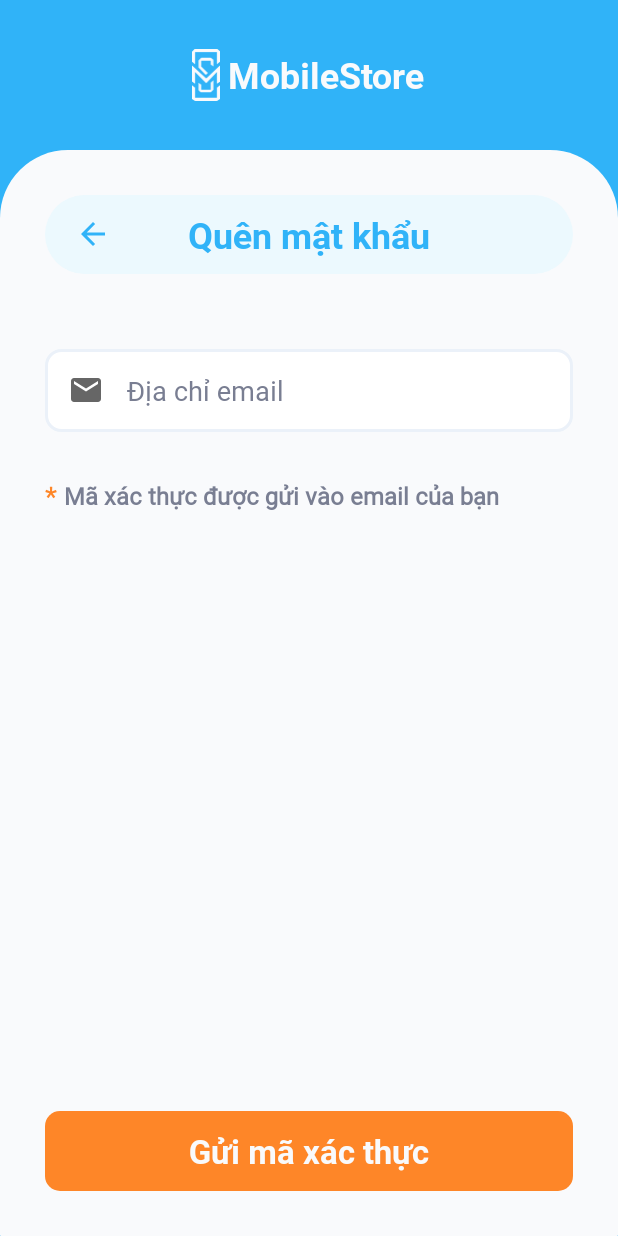
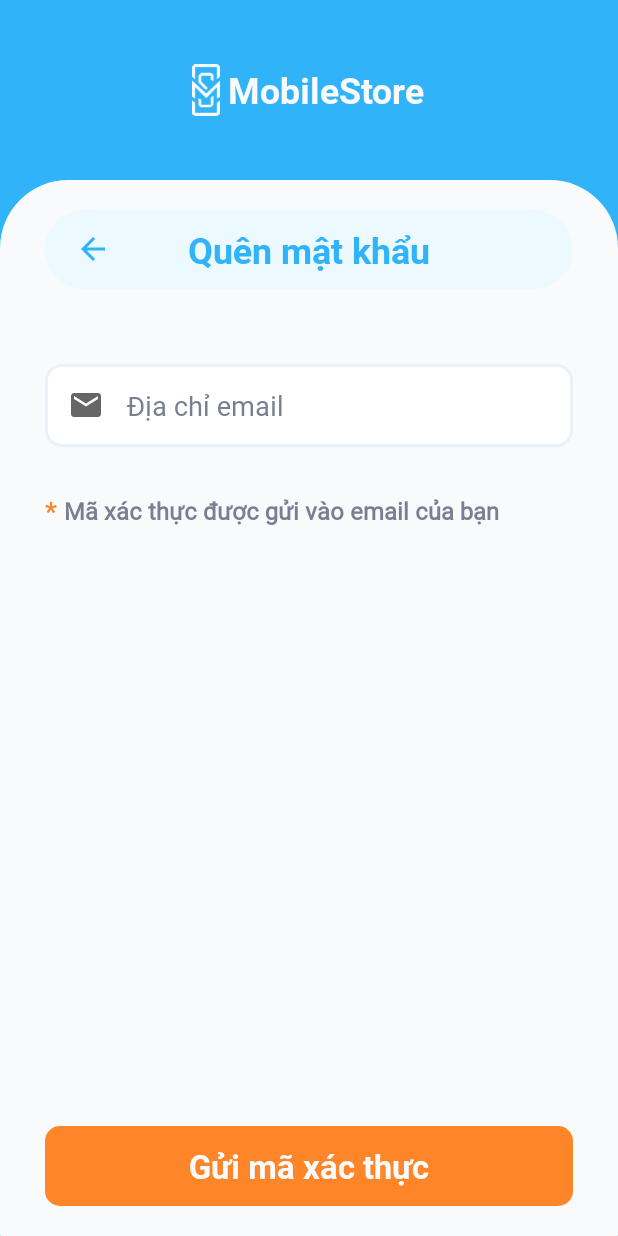
Before and after one commit to maiphuocloi01/Mobile_Store, an Android app: the screen it shows after launch (MainActivity), after a tap on "Quên mật khẩu", on a phone screen of 412 x 824 dp. Run offline under Robolectric (Android 15) with nearby library versions, the phone set to English and light mode, and no system bars.

Commit message:
fix layout

```diff
--- a/app/src/main/res/layout/fragment_cart.xml
+++ b/app/src/main/res/layout/fragment_cart.xml
@@ -6,6 +6,7 @@
     android:layout_height="match_parent">
 
     <LinearLayout
+        android:layout_marginHorizontal="5dp"
         android:layout_width="match_parent"
         android:layout_height="match_parent"
         android:orientation="vertical">
--- a/app/src/main/res/layout/fragment_fill_info.xml
+++ b/app/src/main/res/layout/fragment_fill_info.xml
@@ -151,7 +151,7 @@
                     android:layout_marginStart="30dp"
                     android:layout_marginTop="20dp"
                     android:fontFamily="@font/roboto_regular"
-                    android:text="Ngày sinh"
+                    android:text="Giới tính"
                     android:textColor="@color/black_700"
                     android:textSize="20sp" />
 
@@ -196,10 +196,11 @@
                 android:layout_marginBottom="30dp"
                 android:background="@drawable/bg_orange_corner_10"
                 android:fontFamily="@font/roboto_bold"
+                android:padding="12dp"
                 android:text="Xác nhận"
                 android:textAllCaps="false"
                 android:textColor="@color/background"
-                android:textSize="20sp"
+                android:textSize="22sp"
                 android:textStyle="bold" />
 
         </RelativeLayout>
--- a/app/src/main/res/layout/fragment_forgot_password.xml
+++ b/app/src/main/res/layout/fragment_forgot_password.xml
@@ -1,56 +1,47 @@
 <?xml version="1.0" encoding="utf-8"?>
-<LinearLayout xmlns:android="http://schemas.android.com/apk/res/android"
+<ScrollView xmlns:android="http://schemas.android.com/apk/res/android"
     xmlns:app="http://schemas.android.com/apk/res-auto"
-    xmlns:tools="http://schemas.android.com/tools"
     android:layout_width="match_parent"
     android:layout_height="match_parent"
     android:background="@color/blue_500"
+    android:fillViewport="true">
+
+    <LinearLayout
+        android:layout_width="match_parent"
+        android:layout_height="match_parent"
         android:orientation="vertical">
 
         <TableRow
             android:id="@+id/tb_logo"
             android:layout_width="wrap_content"
-        android:layout_height="100dp"
+            android:layout_height="120dp"
             android:layout_gravity="center"
             android:gravity="center">
 
-        <ImageView android:layout_width="18.5dp"
+            <ImageView
+                android:layout_width="18.5dp"
                 android:layout_height="34.5dp"
                 android:scaleType="fitCenter"
                 android:src="@drawable/ic_logo"
                 app:tint="@color/background" />
 
-        <TextView android:layout_width="wrap_content"
+            <TextView
+                android:layout_width="wrap_content"
                 android:layout_height="wrap_content"
+                android:layout_marginStart="5dp"
+                android:fontFamily="@font/roboto_bold"
                 android:text="MobileStore"
                 android:textColor="@color/background"
-            android:fontFamily="@font/roboto_bold"
-            android:textSize="24sp"
-            android:layout_marginStart="5dp" />
+                android:textSize="24sp" />
         </TableRow>
 
-    <RelativeLayout
-        android:layout_width="match_parent"
-        android:layout_height="match_parent"
-        android:background="@drawable/bg_login">
 
         <LinearLayout
             android:id="@+id/ln_signup_form"
             android:layout_width="match_parent"
-            android:layout_height="wrap_content"
-            android:layout_above="@+id/bt_send_otp"
-            android:layout_alignParentTop="true"
+            android:layout_height="match_parent"
+            android:background="@drawable/bg_login"
             android:orientation="vertical">
-
-            <ScrollView
-                android:paddingTop="10dp"
-                android:layout_width="match_parent"
-                android:layout_height="wrap_content">
-
-                <LinearLayout
-                    android:orientation="vertical"
-                    android:layout_width="match_parent"
-                    android:layout_height="wrap_content">
 
             <TableRow
                 android:layout_width="match_parent"
@@ -81,12 +72,10 @@
                     android:textAlignment="center"
                     android:textAllCaps="false"
                     android:textColor="@color/blue_500"
-                            android:textSize="24sp"
-                            />
+                    android:textSize="24sp" />
 
 
             </TableRow>
-
 
             <EditText
                 android:id="@+id/et_email"
@@ -104,13 +93,12 @@
                 android:textColorHint="@color/black_500"
                 android:textSize="18sp" />
 
-
             <TableRow
-                        android:layout_marginBottom="10dp"
                 android:layout_width="match_parent"
                 android:layout_height="wrap_content"
                 android:layout_marginHorizontal="30dp"
-                        android:layout_marginTop="30dp">
+                android:layout_marginTop="30dp"
+                android:layout_marginBottom="10dp">
 
                 <TextView
                     android:layout_width="wrap_content"
@@ -134,33 +122,30 @@
 
             </TableRow>
 
-                </LinearLayout>
-
-            </ScrollView>
-
-
-
-
-        </LinearLayout>
+            <View
+                android:layout_width="match_parent"
+                android:layout_height="0dp"
+                android:layout_marginTop="20dp"
+                android:layout_weight="1" />
 
             <Button
                 android:id="@+id/bt_send_otp"
                 android:layout_width="match_parent"
                 android:layout_height="wrap_content"
-            android:layout_alignParentBottom="true"
                 android:layout_marginHorizontal="30dp"
                 android:layout_marginTop="10dp"
-            android:layout_marginBottom="30dp"
+                android:layout_marginBottom="20dp"
                 android:background="@drawable/bg_orange_corner_10"
                 android:fontFamily="@font/roboto_bold"
+                android:padding="12dp"
+                android:stateListAnimator="@null"
                 android:text="Gửi mã xác thực"
                 android:textAllCaps="false"
                 android:textColor="@color/background"
-            android:stateListAnimator="@null"
-            android:padding="12dp"
                 android:textSize="22sp" />
 
-    </RelativeLayout>
-
+        </LinearLayout>
 
     </LinearLayout>
+
+</ScrollView>
--- a/app/src/main/res/layout/fragment_home.xml
+++ b/app/src/main/res/layout/fragment_home.xml
@@ -4,7 +4,6 @@
     xmlns:tools="http://schemas.android.com/tools"
     android:layout_width="match_parent"
     android:layout_height="match_parent"
-    android:layout_marginBottom="20dp"
     android:background="@color/background"
     android:orientation="vertical"
     android:weightSum="10">
```
Also changed, not shown: app/src/main/java/com/groupone/mobilestore/view/adapter/MyViewPagerAdapter.java (+6 -8 lines), app/src/main/java/com/groupone/mobilestore/view/fragment/DeliveredFragment.java (added, +37 -0 lines), app/src/main/java/com/groupone/mobilestore/view/fragment/DeliveringFragment.java (added, +37 -0 lines), app/src/main/java/com/groupone/mobilestore/view/fragment/OrderFragment.java (+20 -0 lines), app/src/main/res/layout/fragment_delivered.xml (added, +17 -0 lines), app/src/main/res/layout/fragment_delivering.xml (added, +17 -0 lines), app/src/main/res/layout/fragment_login.xml (+13 -15 lines), app/src/main/res/layout/fragment_order.xml (+11 -0 lines), app/src/main/res/layout/fragment_signup.xml (+22 -36 lines). Lines whose indentation alone changed are shown as unchanged.
